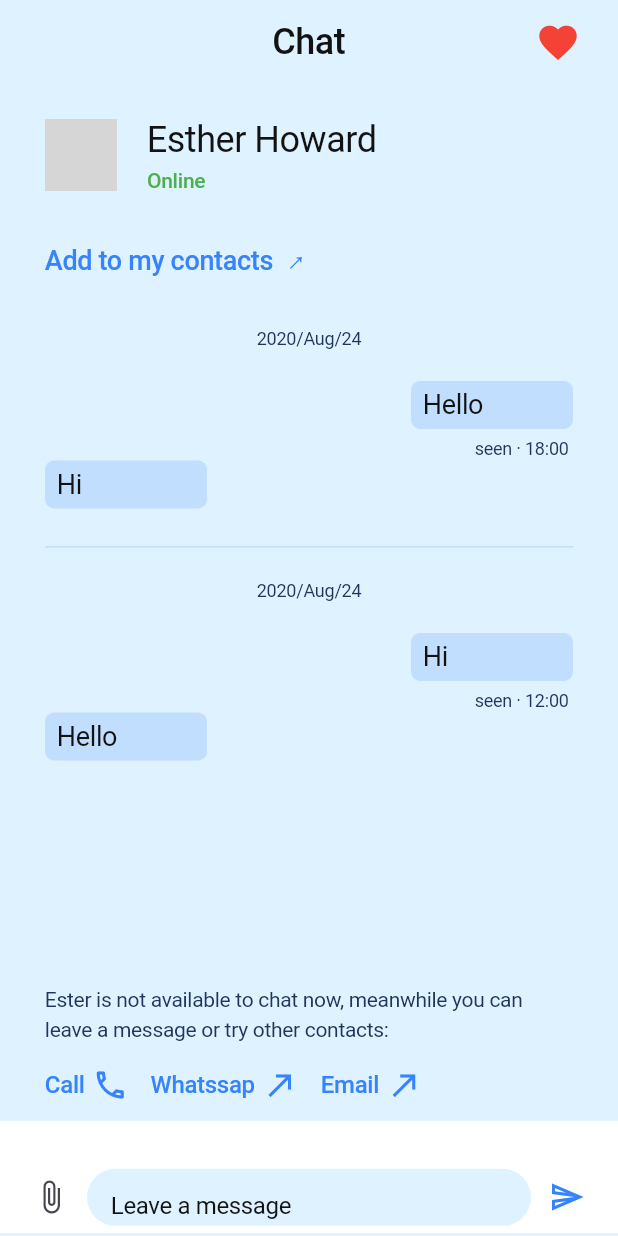
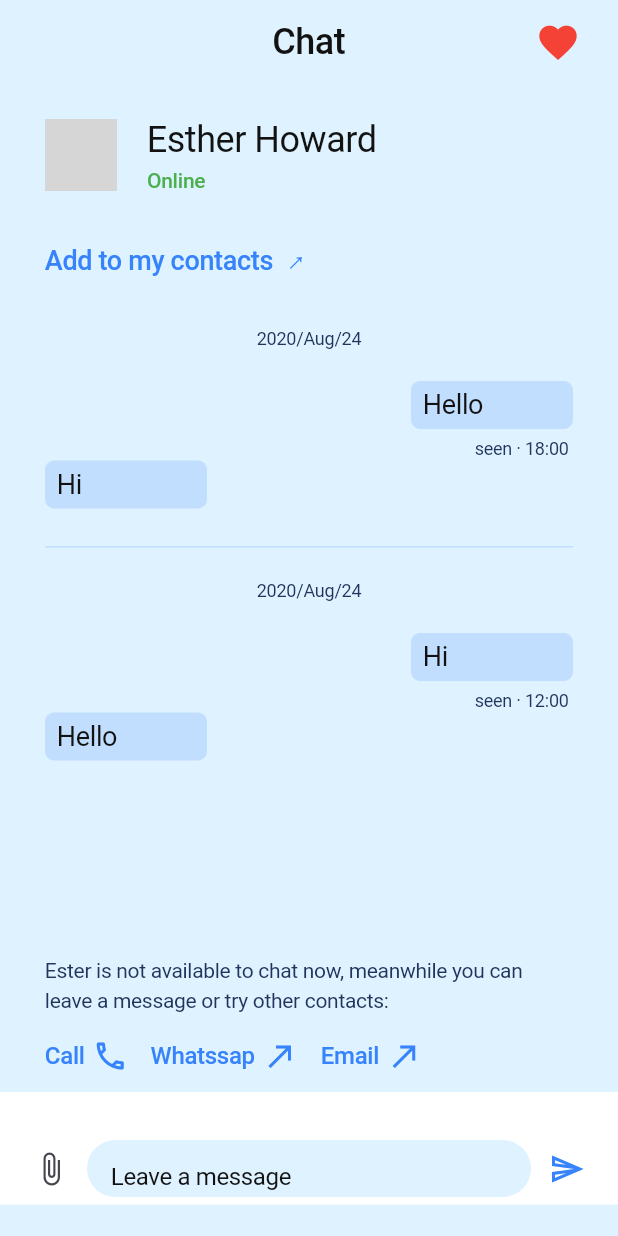
Before and after one commit to ulvinasirli99/longevitytime_task, a Flutter app: the screen it shows after launch, on a phone screen of 412 x 824 dp. Run offline on Flutter 3.47's test engine with Material 2 defaults, Android fonts, the phone set to English and light mode, and no system bars; network calls fail; grey boxes are pictures that could not be loaded.

Commit message:
flex is changed

```diff
--- a/lib/presentation/ui/screens/chat_screen.dart
+++ b/lib/presentation/ui/screens/chat_screen.dart
@@ -42,7 +42,7 @@ class _ChatScreenState extends State<ChatScreen> {
         child: Column(
           children: [
             Flexible(
-              flex: 9,
+              flex: 7,
               child: Container(
                 color: AppColors.instance.chatBackroundColor,
                 child: Padding(
```
